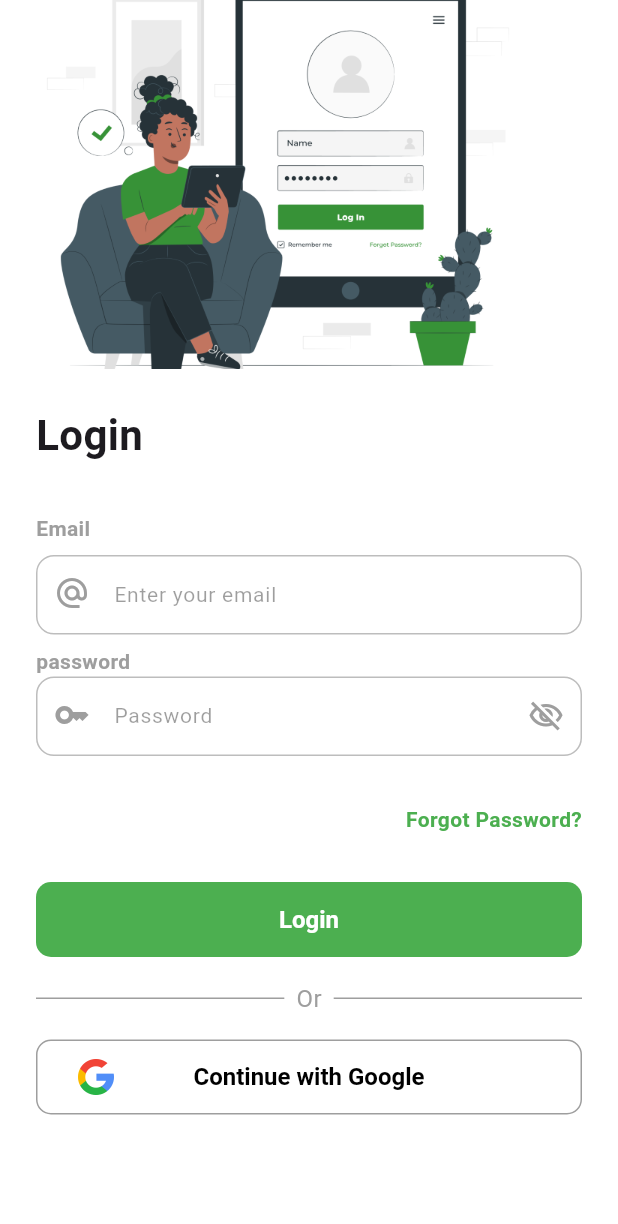
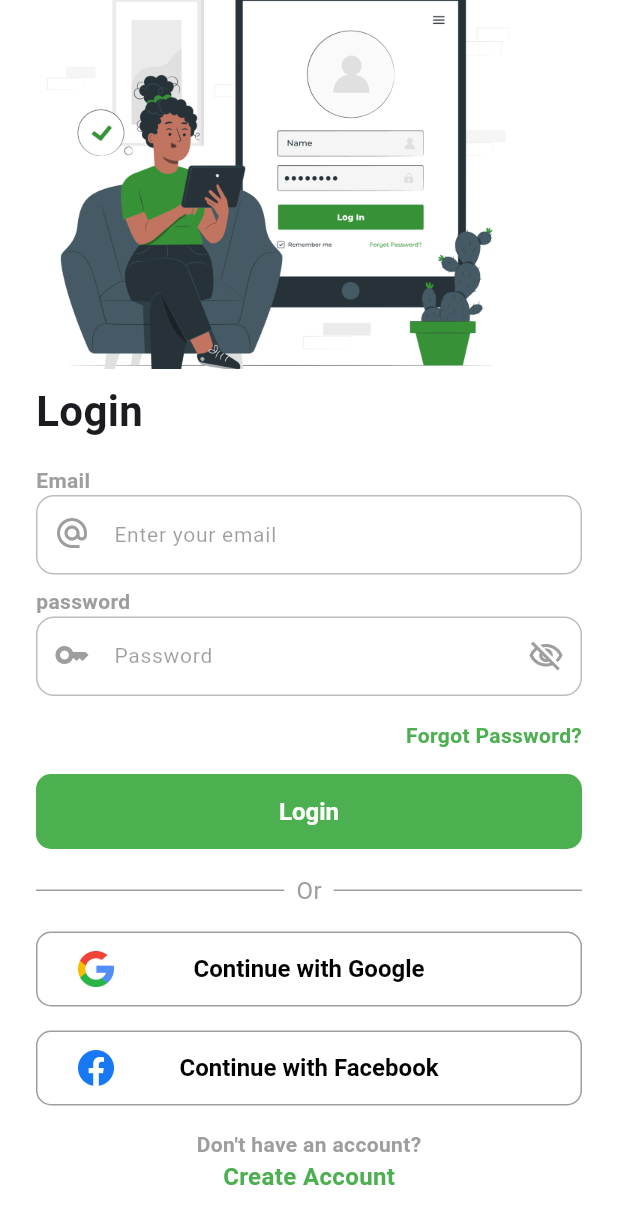
Before and after one commit to jamydevelop/Flutter-Upark-Driver, a Flutter app: the screen it shows after launch, on a phone screen of 412 x 824 dp. Shown: the top 1224 px of the screen. Run offline on Flutter 3.47's test engine with Material 3 defaults, Android fonts, the phone set to English and light mode, and no system bars; Roboto replaces fonts that are missing (Poppins).

Commit message:
login page UI done

```diff
--- a/upark_driver/lib/features/login/presentation/login_page.dart
+++ b/upark_driver/lib/features/login/presentation/login_page.dart
@@ -1,14 +1,17 @@
 import 'package:flutter/material.dart';
 import 'package:upark_driver/core/resources/dimensions.dart';
-import 'package:upark_driver/features/login/widget/email_text_label.widget.dart';
-import 'package:upark_driver/features/login/widget/email_textfield.widget.dart';
-import 'package:upark_driver/features/login/widget/forgot_password_text_label.widget.dart';
-import 'package:upark_driver/features/login/widget/google_button.widget.dart';
-import 'package:upark_driver/features/login/widget/login_button.widget.dart';
-import 'package:upark_driver/features/login/widget/login_text_label.widget.dart';
-import 'package:upark_driver/features/login/widget/or_text_label.widget.dart';
-import 'package:upark_driver/features/login/widget/password_text_label.dart';
-import 'package:upark_driver/features/login/widget/password_textfield.widget.dart';
+import 'package:upark_driver/features/login/widget/text_label/create_acc_text_label.widget.dart';
+import 'package:upark_driver/features/login/widget/text_label/dont_have_acc_text_label.widget.dart';
+import 'package:upark_driver/features/login/widget/text_label/email_text_label.widget.dart';
+import 'package:upark_driver/features/login/widget/text_field/email_textfield.widget.dart';
+import 'package:upark_driver/features/login/widget/button/fb_button.widget.dart';
+import 'package:upark_driver/features/login/widget/text_label/forgot_password_text_label.widget.dart';
+import 'package:upark_driver/features/login/widget/button/google_button.widget.dart';
+import 'package:upark_driver/features/login/widget/button/login_button.widget.dart';
+import 'package:upark_driver/features/login/widget/text_label/login_text_label.widget.dart';
+import 'package:upark_driver/features/login/widget/text_label/or_text_label.widget.dart';
+import 'package:upark_driver/features/login/widget/text_label/password_text_label.dart';
+import 'package:upark_driver/features/login/widget/text_field/password_textfield.widget.dart';
 
 class LoginPage extends StatefulWidget {
   const LoginPage({super.key});
@@ -38,23 +41,27 @@ class _LoginPageState extends State<LoginPage> {
                   height: 246,
                   width: 326,
                 ),
-                SizedBox(height: largeSpacing),
+                SizedBox(height: smallSpacing),
                 LoginTextLabelWidget(),
-                SizedBox(height: extraLargeSpacing),
+                SizedBox(height: regularSpacing),
                 EmailTextLabelWidget(),
-                SizedBox(height: smallSpacing),
                 EmailTextfieldWidget(),
                 SizedBox(height: smallSpacing),
                 PasswordTextLabelWidget(),
                 PasswordTextfieldWidget(),
-                SizedBox(height: extraLargeSpacing),
+                SizedBox(height: regularSpacing),
                 ForgotPasswordTextLabelWidget(),
-                SizedBox(height: extraLargeSpacing),
+                SizedBox(height: regularSpacing),
                 LoginButtonWidget(),
                 SizedBox(height: regularSpacing),
                 OrTextLabelWidget(),
                 SizedBox(height: regularSpacing),
                 GoogleButtonWidget(),
+                SizedBox(height: regularSpacing),
+                FacebookButtonWidget(),
+                SizedBox(height: regularSpacing),
+                DontHaveAccountTextLabelWidget(),
+                CreateAccountTextLabelWidget(),
               ],
             ),
           ),
--- /dev/null
+++ b/upark_driver/lib/features/login/widget/button/fb_button.widget.dart
@@ -0,0 +1,48 @@
+import 'package:flutter/material.dart';
+import 'package:upark_driver/core/widget/common_button.dart';
+
+class FacebookButtonWidget extends StatelessWidget {
+  const FacebookButtonWidget({super.key});
+
+  @override
+  Widget build(BuildContext context) {
+    return Row(
+      children: [
+        Expanded(
+            child: CommonButton(
+          hasBorder: true,
+          borderColor: Colors.grey,
+          backgroundColor: Colors.white,
+          foregroundColor: Colors.black,
+          onPressed: () {
+            debugPrint("Google Button Cliked!");
+          },
+          child: Stack(
+            alignment: Alignment.center,
+            children: [
+              Align(
+                alignment: Alignment.centerLeft,
+                child: Padding(
+                  padding: const EdgeInsets.only(
+                    left: 16,
+                  ),
+                  child: Image.asset(
+                    "assets/images/fb_icon.png",
+                    height: 24,
+                    width: 24,
+                  ),
+                ),
+              ),
+              Text(
+                "Continue with Facebook",
+                style: TextStyle(
+                  fontWeight: FontWeight.bold,
+                ),
+              ),
+            ],
+          ),
+        ))
+      ],
+    );
+  }
+}
--- /dev/null
+++ b/upark_driver/lib/features/login/widget/text_label/create_acc_text_label.widget.dart
@@ -0,0 +1,21 @@
+import 'package:flutter/material.dart';
+import 'package:upark_driver/core/resources/dimensions.dart';
+import 'package:upark_driver/core/widget/common_text_label.dart';
+
+class CreateAccountTextLabelWidget extends StatelessWidget {
+  const CreateAccountTextLabelWidget({super.key});
+
+  @override
+  Widget build(BuildContext context) {
+    return Row(
+      mainAxisAlignment: MainAxisAlignment.center,
+      children: [
+        CommonTextLabel(
+          color: Colors.green,
+          text: "Create Account",
+          fontSize: fontSizeCallout,
+        ),
+      ],
+    );
+  }
+}
--- /dev/null
+++ b/upark_driver/lib/features/login/widget/text_label/dont_have_acc_text_label.widget.dart
@@ -0,0 +1,21 @@
+import 'package:flutter/material.dart';
+import 'package:upark_driver/core/resources/dimensions.dart';
+import 'package:upark_driver/core/widget/common_text_label.dart';
+
+class DontHaveAccountTextLabelWidget extends StatelessWidget {
+  const DontHaveAccountTextLabelWidget({super.key});
+
+  @override
+  Widget build(BuildContext context) {
+    return Row(
+      mainAxisAlignment: MainAxisAlignment.center,
+      children: [
+        CommonTextLabel(
+          color: Colors.grey,
+          text: "Don't have an account?",
+          fontSize: fontSizeTitle4,
+        ),
+      ],
+    );
+  }
+}
```
Also changed, not shown: upark_driver/assets/images/fb_icon.png (added), upark_driver/lib/features/login/widget/button/google_button.widget.dart (renamed from upark_driver/lib/features/login/widget/google_button.widget.dart), upark_driver/lib/features/login/widget/button/login_button.widget.dart (renamed from upark_driver/lib/features/login/widget/login_button.widget.dart), upark_driver/lib/features/login/widget/text_field/email_textfield.widget.dart (renamed from upark_driver/lib/features/login/widget/email_textfield.widget.dart), upark_driver/lib/features/login/widget/text_field/password_textfield.widget.dart (renamed from upark_driver/lib/features/login/widget/password_textfield.widget.dart), upark_driver/lib/features/login/widget/text_label/email_text_label.widget.dart (renamed from upark_driver/lib/features/login/widget/email_text_label.widget.dart), upark_driver/lib/features/login/widget/text_label/forgot_password_text_label.widget.dart (renamed from upark_driver/lib/features/login/widget/forgot_password_text_label.widget.dart), upark_driver/lib/features/login/widget/text_label/login_text_label.widget.dart (renamed from upark_driver/lib/features/login/widget/login_text_label.widget.dart), upark_driver/lib/features/login/widget/text_label/or_text_label.widget.dart (renamed from upark_driver/lib/features/login/widget/or_text_label.widget.dart), upark_driver/lib/features/login/widget/text_label/password_text_label.dart (renamed from upark_driver/lib/features/login/widget/password_text_label.dart).
